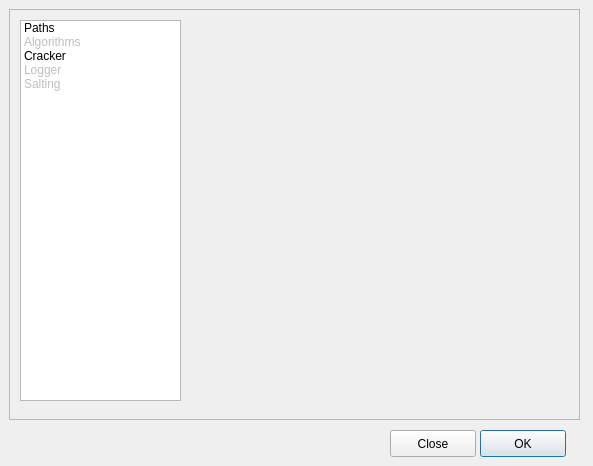
Qt form mack_the_knfie_gui/mack_demo_gui/config_dialog.ui (Onkeliroh/Projekt-WS2012) before a commit.
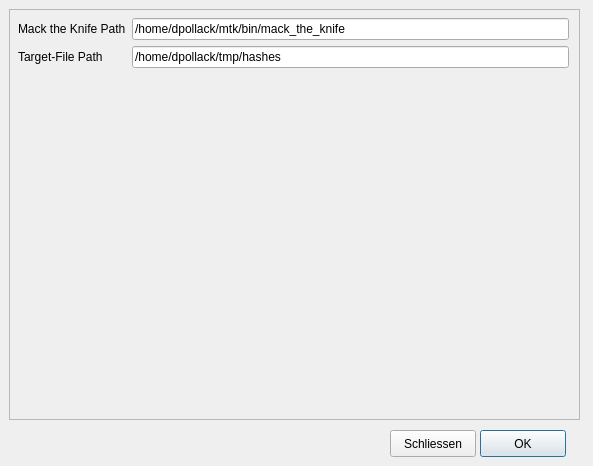
The same form after that commit.

Patch:
```diff
--- a/mack_the_knfie_gui/mack_demo_gui/config_dialog.ui
+++ b/mack_the_knfie_gui/mack_demo_gui/config_dialog.ui
@@ -13,49 +13,31 @@
   <property name="windowTitle">
    <string>Configuration</string>
   </property>
-  <widget class="QListWidget" name="listWidget">
+  <widget class="QPushButton" name="ok_button">
    <property name="geometry">
     <rect>
-     <x>20</x>
-     <y>20</y>
-     <width>161</width>
-     <height>381</height>
+     <x>480</x>
+     <y>430</y>
+     <width>86</width>
+     <height>27</height>
     </rect>
    </property>
-   <item>
     <property name="text">
-     <string>Paths</string>
-    </property>
-   </item>
-   <item>
-    <property name="text">
-     <string>Algorithms</string>
-    </property>
-    <property name="flags">
-     <set>ItemIsSelectable|ItemIsDragEnabled|ItemIsUserCheckable</set>
-    </property>
-   </item>
-   <item>
+    <string>OK</string>
+   </property>
+  </widget>
+  <widget class="QPushButton" name="close_button">
+   <property name="geometry">
+    <rect>
+     <x>390</x>
+     <y>430</y>
+     <width>86</width>
+     <height>27</height>
+    </rect>
+   </property>
     <property name="text">
-     <string>Cracker</string>
-    </property>
-   </item>
-   <item>
-    <property name="text">
-     <string>Logger</string>
-    </property>
-    <property name="flags">
-     <set>ItemIsSelectable|ItemIsDragEnabled|ItemIsUserCheckable</set>
-    </property>
-   </item>
-   <item>
-    <property name="text">
-     <string>Salting</string>
-    </property>
-    <property name="flags">
-     <set>ItemIsSelectable|ItemIsDragEnabled|ItemIsUserCheckable</set>
-    </property>
-   </item>
+    <string>Schliessen</string>
+   </property>
   </widget>
   <widget class="QFrame" name="frame">
    <property name="geometry">
@@ -66,44 +48,65 @@
      <height>411</height>
     </rect>
    </property>
+   <property name="sizePolicy">
+    <sizepolicy hsizetype="Maximum" vsizetype="Maximum">
+     <horstretch>0</horstretch>
+     <verstretch>0</verstretch>
+    </sizepolicy>
+   </property>
    <property name="frameShape">
     <enum>QFrame::StyledPanel</enum>
    </property>
    <property name="frameShadow">
     <enum>QFrame::Raised</enum>
    </property>
-   <layout class="QGridLayout" name="gridLayout_2"/>
-  </widget>
-  <widget class="QPushButton" name="ok_button">
+   <widget class="QWidget" name="formLayoutWidget">
    <property name="geometry">
     <rect>
-     <x>480</x>
-     <y>430</y>
-     <width>86</width>
-     <height>27</height>
-    </rect>
-   </property>
+      <x>-1</x>
+      <y>-1</y>
+      <width>571</width>
+      <height>411</height>
+     </rect>
+    </property>
+    <layout class="QFormLayout" name="formLayout">
+     <property name="labelAlignment">
+      <set>Qt::AlignLeading|Qt::AlignLeft|Qt::AlignTop</set>
+     </property>
+     <property name="margin">
+      <number>10</number>
+     </property>
+     <item row="0" column="0">
+      <widget class="QLabel" name="mack_path_label">
    <property name="text">
-    <string>OK</string>
-   </property>
-  </widget>
-  <widget class="QPushButton" name="close_button">
-   <property name="geometry">
-    <rect>
-     <x>390</x>
-     <y>430</y>
-     <width>86</width>
-     <height>27</height>
-    </rect>
-   </property>
+        <string>Mack the Knife Path</string>
+       </property>
+      </widget>
+     </item>
+     <item row="0" column="1">
+      <widget class="QLineEdit" name="mack_path_edit">
+       <property name="text">
+        <string>/home/dpollack/mtk/bin/mack_the_knife</string>
+       </property>
+      </widget>
+     </item>
+     <item row="1" column="0">
+      <widget class="QLabel" name="target_path_label">
    <property name="text">
-    <string>Close</string>
-   </property>
-  </widget>
-  <zorder>frame</zorder>
-  <zorder>listWidget</zorder>
-  <zorder>ok_button</zorder>
-  <zorder>close_button</zorder>
+        <string>Target-File Path</string>
+       </property>
+      </widget>
+     </item>
+     <item row="1" column="1">
+      <widget class="QLineEdit" name="target_path_edit">
+       <property name="text">
+        <string>/home/dpollack/tmp/hashes</string>
+       </property>
+      </widget>
+     </item>
+    </layout>
+   </widget>
+  </widget>
  </widget>
  <resources/>
  <connections/>
```
Left out of the diff: 2 changed lines with no effect on the pictures. Lines whose indentation alone changed are shown as unchanged.
